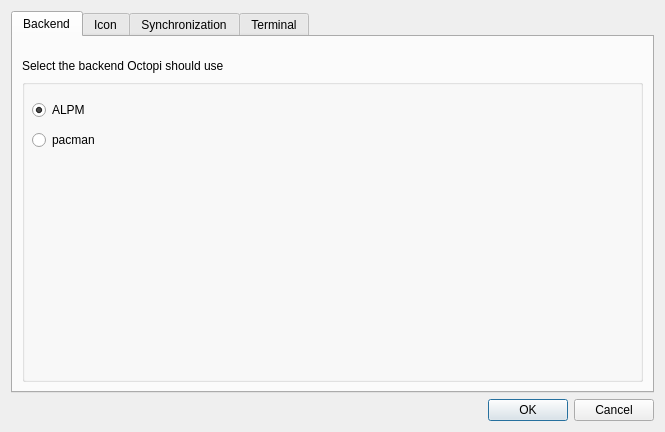
Old version of the form ui/optionsdialog.ui in the repository aarnt/octopi.
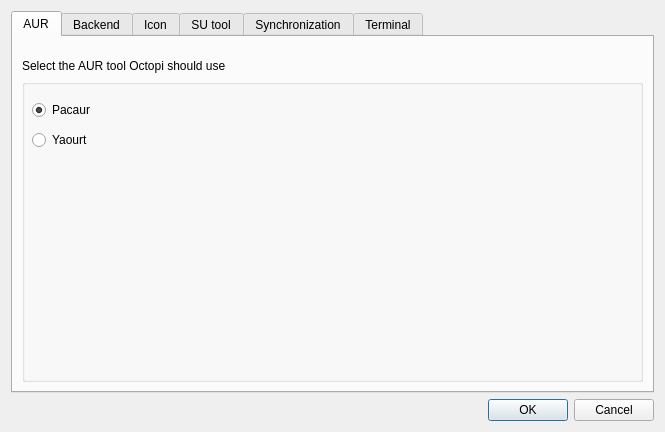
New version of the form. The open tabs and pages were chosen to show the change.

```diff
--- a/ui/optionsdialog.ui
+++ b/ui/optionsdialog.ui
@@ -33,6 +33,96 @@
        <property name="currentIndex">
         <number>2</number>
        </property>
+       <widget class="QWidget" name="tabAUR">
+        <attribute name="title">
+         <string>AUR</string>
+        </attribute>
+        <layout class="QGridLayout" name="gridLayout_7">
+         <item row="0" column="0">
+          <spacer name="verticalSpacer_4">
+           <property name="orientation">
+            <enum>Qt::Vertical</enum>
+           </property>
+           <property name="sizeType">
+            <enum>QSizePolicy::Fixed</enum>
+           </property>
+           <property name="sizeHint" stdset="0">
+            <size>
+             <width>20</width>
+             <height>13</height>
+            </size>
+           </property>
+          </spacer>
+         </item>
+         <item row="1" column="0">
+          <widget class="QLabel" name="lblSelAUR">
+           <property name="sizePolicy">
+            <sizepolicy hsizetype="Preferred" vsizetype="Fixed">
+             <horstretch>0</horstretch>
+             <verstretch>0</verstretch>
+            </sizepolicy>
+           </property>
+           <property name="midLineWidth">
+            <number>6</number>
+           </property>
+           <property name="text">
+            <string>&lt;html&gt;&lt;head/&gt;&lt;body&gt;&lt;p&gt;Select the AUR tool Octopi should use&lt;/p&gt;&lt;/body&gt;&lt;/html&gt;</string>
+           </property>
+          </widget>
+         </item>
+         <item row="2" column="0">
+          <widget class="QGroupBox" name="gbAUR">
+           <property name="title">
+            <string/>
+           </property>
+           <property name="alignment">
+            <set>Qt::AlignLeading|Qt::AlignLeft|Qt::AlignVCenter</set>
+           </property>
+           <property name="flat">
+            <bool>true</bool>
+           </property>
+           <property name="checkable">
+            <bool>false</bool>
+           </property>
+           <widget class="QRadioButton" name="rbPacaur">
+            <property name="geometry">
+             <rect>
+              <x>10</x>
+              <y>20</y>
+              <width>105</width>
+              <height>22</height>
+             </rect>
+            </property>
+            <property name="accessibleName">
+             <string notr="true"/>
+            </property>
+            <property name="text">
+             <string notr="true">Pacaur</string>
+            </property>
+            <property name="checked">
+             <bool>true</bool>
+            </property>
+           </widget>
+           <widget class="QRadioButton" name="rbYaourt">
+            <property name="geometry">
+             <rect>
+              <x>10</x>
+              <y>50</y>
+              <width>105</width>
+              <height>22</height>
+             </rect>
+            </property>
+            <property name="accessibleName">
+             <string notr="true"/>
+            </property>
+            <property name="text">
+             <string notr="true">Yaourt</string>
+            </property>
+           </widget>
+          </widget>
+         </item>
+        </layout>
+       </widget>
        <widget class="QWidget" name="tabBackend">
         <attribute name="title">
          <string>Backend</string>
@@ -454,6 +544,49 @@
          </item>
         </layout>
        </widget>
+       <widget class="QWidget" name="tabSUTool">
+        <attribute name="title">
+         <string>SU tool</string>
+        </attribute>
+        <layout class="QGridLayout" name="gridLayout_8">
+         <item row="0" column="0">
+          <spacer name="verticalSpacer_6">
+           <property name="orientation">
+            <enum>Qt::Vertical</enum>
+           </property>
+           <property name="sizeType">
+            <enum>QSizePolicy::Minimum</enum>
+           </property>
+           <property name="sizeHint" stdset="0">
+            <size>
+             <width>20</width>
+             <height>13</height>
+            </size>
+           </property>
+          </spacer>
+         </item>
+         <item row="1" column="0">
+          <widget class="QLabel" name="lblSUTool">
+           <property name="text">
+            <string>&lt;html&gt;&lt;head/&gt;&lt;body&gt;&lt;p&gt;Select the SU tool Octopi should use&lt;/p&gt;&lt;/body&gt;&lt;/html&gt;</string>
+           </property>
+          </widget>
+         </item>
+         <item row="2" column="0">
+          <widget class="QTableWidget" name="twSUTool">
+           <property name="baseSize">
+            <size>
+             <width>0</width>
+             <height>0</height>
+            </size>
+           </property>
+           <property name="frameShadow">
+            <enum>QFrame::Plain</enum>
+           </property>
+          </widget>
+         </item>
+        </layout>
+       </widget>
        <widget class="QWidget" name="tabSync">
         <attribute name="title">
          <string>Synchronization</string>
```
Left out of the diff: 34 changed lines with no effect on the pictures.
